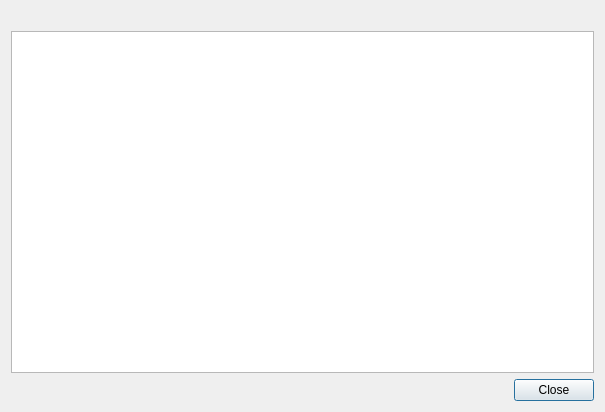
Before: the Qt Designer form ui/basic_info.ui in Giswater/giswater_qgis_plugin, drawn with Qt 5.
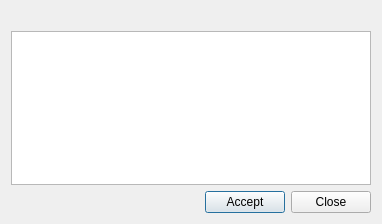
After: the same form once the commit is applied.

What changed in the file:
```diff
--- a/ui/basic_info.ui
+++ b/ui/basic_info.ui
@@ -6,8 +6,8 @@
    <rect>
     <x>0</x>
     <y>0</y>
-    <width>605</width>
-    <height>412</height>
+    <width>382</width>
+    <height>224</height>
    </rect>
   </property>
   <property name="windowTitle">
@@ -46,6 +46,13 @@
        </property>
       </spacer>
      </item>
+     <item>
+      <widget class="QPushButton" name="btn_accept">
+       <property name="text">
+        <string>Accept</string>
+       </property>
+      </widget>
+     </item>
      <item>
       <widget class="QPushButton" name="btn_close">
        <property name="text">
```
Left out of the diff: 21 changed lines with no effect on the pictures.
